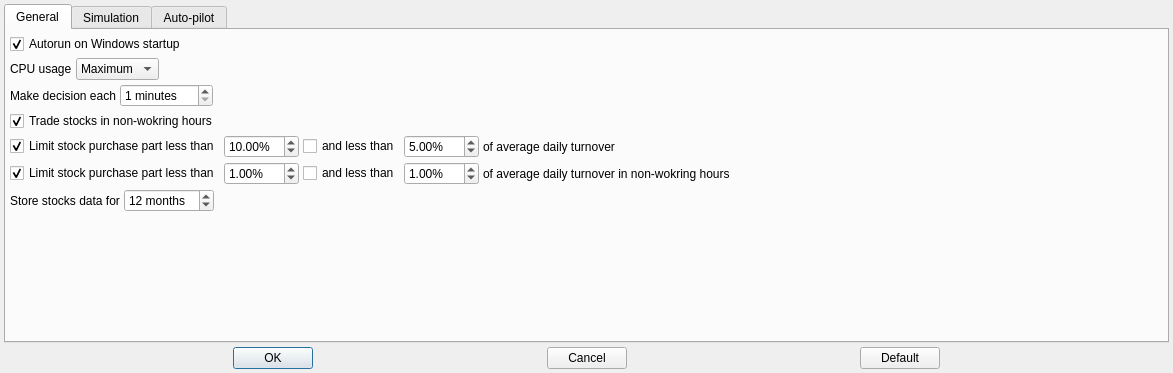
Old version of the form app/src/dialogs/settingsdialog/settingsdialog.ui in the repository Gris87/TInvestor.
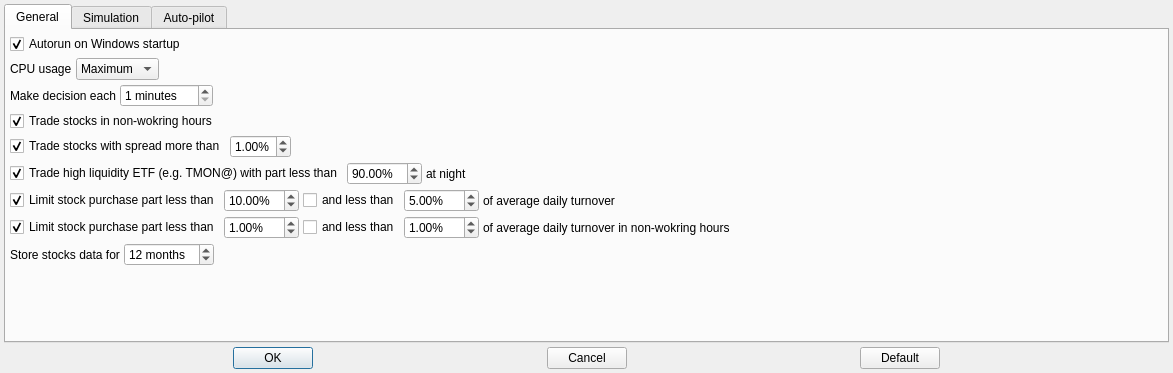
New version of the form.

Commit message: Add settings for trading with huge spread and high liquidity ETF

Patch:
```diff
--- a/app/src/dialogs/settingsdialog/settingsdialog.ui
+++ b/app/src/dialogs/settingsdialog/settingsdialog.ui
@@ -188,6 +188,108 @@
          </item>
         </layout>
        </item>
+       <item>
+        <layout class="QHBoxLayout" name="horizontalLayout_10">
+         <property name="spacing">
+          <number>4</number>
+         </property>
+         <item>
+          <widget class="QCheckBox" name="tradeHugeSpreadCheckBox">
+           <property name="text">
+            <string>Trade stocks with spread more than</string>
+           </property>
+           <property name="checked">
+            <bool>true</bool>
+           </property>
+          </widget>
+         </item>
+         <item>
+          <widget class="QDoubleSpinBox" name="hugeSpreadDoubleSpinBox">
+           <property name="suffix">
+            <string notr="true">%</string>
+           </property>
+           <property name="minimum">
+            <double>0.300000000000000</double>
+           </property>
+           <property name="maximum">
+            <double>5.000000000000000</double>
+           </property>
+           <property name="singleStep">
+            <double>0.100000000000000</double>
+           </property>
+           <property name="value">
+            <double>1.000000000000000</double>
+           </property>
+          </widget>
+         </item>
+         <item>
+          <spacer name="horizontalSpacer_11">
+           <property name="orientation">
+            <enum>Qt::Orientation::Horizontal</enum>
+           </property>
+           <property name="sizeHint" stdset="0">
+            <size>
+             <width>40</width>
+             <height>20</height>
+            </size>
+           </property>
+          </spacer>
+         </item>
+        </layout>
+       </item>
+       <item>
+        <layout class="QHBoxLayout" name="horizontalLayout_12">
+         <property name="spacing">
+          <number>4</number>
+         </property>
+         <item>
+          <widget class="QCheckBox" name="tradeLiquidityEtfCheckBox">
+           <property name="text">
+            <string>Trade high liquidity ETF (e.g. TMON@) with part less than</string>
+           </property>
+           <property name="checked">
+            <bool>true</bool>
+           </property>
+          </widget>
+         </item>
+         <item>
+          <widget class="QDoubleSpinBox" name="liquidityPartDoubleSpinBox">
+           <property name="suffix">
+            <string notr="true">%</string>
+           </property>
+           <property name="maximum">
+            <double>100.000000000000000</double>
+           </property>
+           <property name="singleStep">
+            <double>0.100000000000000</double>
+           </property>
+           <property name="value">
+            <double>90.000000000000000</double>
+           </property>
+          </widget>
+         </item>
+         <item>
+          <widget class="QLabel" name="label_6">
+           <property name="text">
+            <string>at night</string>
+           </property>
+          </widget>
+         </item>
+         <item>
+          <spacer name="horizontalSpacer_12">
+           <property name="orientation">
+            <enum>Qt::Orientation::Horizontal</enum>
+           </property>
+           <property name="sizeHint" stdset="0">
+            <size>
+             <width>40</width>
+             <height>20</height>
+            </size>
+           </property>
+          </spacer>
+         </item>
+        </layout>
+       </item>
        <item>
         <layout class="QHBoxLayout" name="horizontalLayout_4">
          <property name="spacing">
@@ -286,10 +388,23 @@
         </layout>
        </item>
        <item>
+        <widget class="QWidget" name="limitStockPurchaseNonWorkingHoursWidget" native="true">
         <layout class="QHBoxLayout" name="horizontalLayout_6">
          <property name="spacing">
           <number>4</number>
          </property>
+          <property name="leftMargin">
+           <number>0</number>
+          </property>
+          <property name="topMargin">
+           <number>0</number>
+          </property>
+          <property name="rightMargin">
+           <number>0</number>
+          </property>
+          <property name="bottomMargin">
+           <number>0</number>
+          </property>
          <item>
           <widget class="QCheckBox" name="limitStockPurchaseNonWorkingHoursCheckBox">
            <property name="text">
@@ -301,7 +416,7 @@
           </widget>
          </item>
          <item>
-          <widget class="QWidget" name="limitStockPurchaseNonWorkingHoursWidget" native="true">
+           <widget class="QWidget" name="limitByTurnoverNonWorkingHoursWidget" native="true">
            <layout class="QHBoxLayout" name="horizontalLayout_7">
             <property name="spacing">
              <number>4</number>
@@ -381,6 +496,7 @@
           </spacer>
          </item>
         </layout>
+        </widget>
        </item>
        <item>
         <layout class="QHBoxLayout" name="horizontalLayout_8">
```
Left out of the diff: 2 changed lines with no effect on the pictures. Lines whose indentation alone changed are shown as unchanged. The commit also changes 12 other files.
